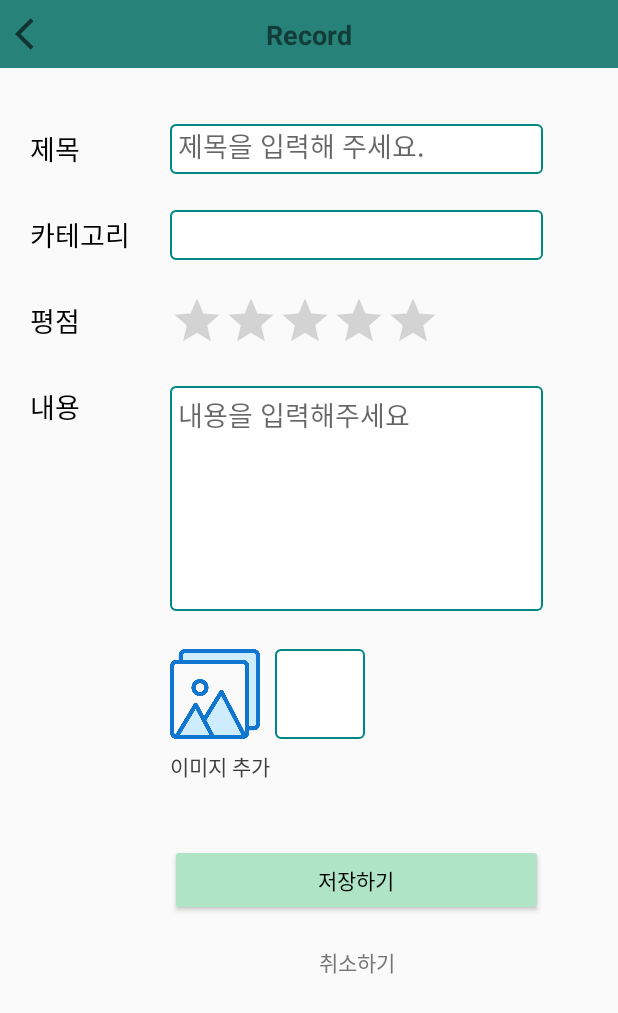
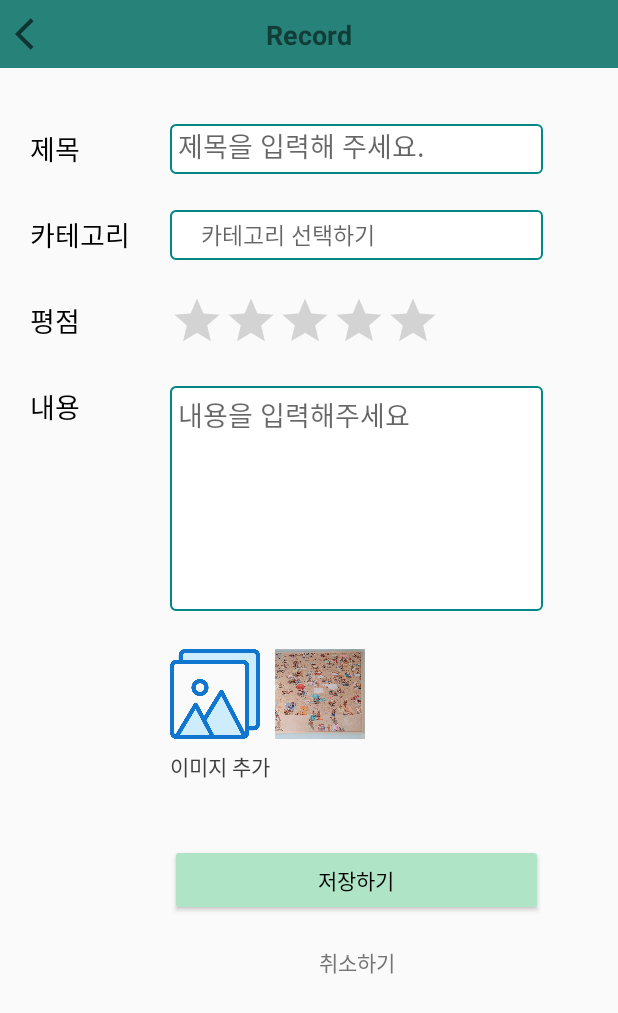
Before and after one commit to Capstone-kks/KKS_Android, an Android app: the ModifyActivity screen opened directly, with no data from a screen before it, on a phone screen of 412 x 824 dp. Shown: the top 1013 px of the screen. Run offline under Robolectric (Android 15) with nearby library versions, the phone set to English and light mode, and no system bars.

Commit message:
update ModifyActivity&RecordActivity

```diff
--- a/app/src/main/java/com/example/kks/record/ModifyActivity.kt
+++ b/app/src/main/java/com/example/kks/record/ModifyActivity.kt
@@ -1,8 +1,13 @@
 package com.example.kks.record
 
 import android.os.Bundle
+import android.view.View
+import android.view.ViewGroup
+import android.widget.ArrayAdapter
+import android.widget.TextView
 import android.widget.Toast
 import androidx.appcompat.app.AppCompatActivity
+import com.example.kks.R
 import com.example.kks.databinding.ActivityModifyBinding
 import com.example.kks.getUserIdx
 
@@ -20,12 +25,14 @@ class ModifyActivity:AppCompatActivity() {
 
         var recordTitle =intent.getStringExtra("title") // 제목
         var recordContent = intent.getStringExtra("content") // 내용
-        var rate = intent.getFloatExtra("rate", 0.0F) // 평점
+        var rate = intent.getFloatExtra("rate", 0.0F) // 평점\
+        var imgUrl = intent.getIntExtra("imgUrl",0) // 이미지
 
 
         binding.titleEt.setText(recordTitle)
         binding.contentEt.setText(recordContent)
         binding.ratingBar.rating = rate
+        binding.imageView.setImageResource(R.drawable.sample)
 
         binding.recordSaveButton.setOnClickListener {
             Toast.makeText(this,"수정을 완료했습니다.",Toast.LENGTH_SHORT).show()
@@ -35,9 +42,44 @@ class ModifyActivity:AppCompatActivity() {
             finish()
         }
 
+        setupSpinner()
 
 
 
     }// end of onCreate
 
+
+    private fun setupSpinner(){
+        val groups = resources.getStringArray(R.array.pick_category)
+        val adapter = object : ArrayAdapter<String>(this, R.layout.item_spinner){
+            override fun getView(position: Int, convertView: View?, parent: ViewGroup): View {
+                val v = super.getView(position, convertView, parent)
+                if(position==count){
+                    // 마지막 포지션의 textView를 힌트용으로 사용
+                    (v.findViewById<View>(R.id.item_spinner_tv) as TextView).text=""
+                    // 아이템의 마지막 값을 불려와 hint 로 추가
+                    (v.findViewById<View>(R.id.item_spinner_tv) as TextView).hint = getItem(count)
+                }
+
+                return v
+            }
+
+            override fun getCount(): Int {
+                // 마지막은 힌트 용이므로 1 뺌.
+                return super.getCount()-1
+            }
+        }
+        // 아이템 추가
+        adapter.addAll(groups.toMutableList())
+        // hint로 사용할 문구를 마지막 아이템에 추가
+        adapter.add("카테고리 선택하기")
+        // 어댑터 연결
+        binding.categorySpinner.adapter = adapter
+        // 스피너 초기값을 마지막 아이템으로 설정
+        binding.categorySpinner.setSelection(adapter.count)
+
+//        // droplist를 스피너와 간격을 두고 나오게 함 -> 아이템 크기 = 125px
+//        binding.categorySpinner.dropDownVerticalOffset = dipToPixels(45f).toInt()
+    } // end of setupSpinner
+
 }// end of class
--- a/app/src/main/java/com/example/kks/record/RecordActivity.kt
+++ b/app/src/main/java/com/example/kks/record/RecordActivity.kt
@@ -69,9 +69,11 @@ class RecordActivity : AppCompatActivity() {
         // 글 수정 처리
         binding.editButton.setOnClickListener {
             val intent = Intent(this,ModifyActivity::class.java)
-            intent.putExtra("title",binding.recordContentTitle.text) // 제목
+            intent.putExtra("title",binding.recordTitle.text) // 제목
             intent.putExtra("content",binding.recordContent.text) // 내용
             intent.putExtra("rate",binding.ratingBar.rating) // 평점
+            intent.putExtra("imgUrl",binding.recordPicture.id) // 이미지
+          //  intent.putExtra("category",binding.)
             startActivity(intent)
 
         }
```
